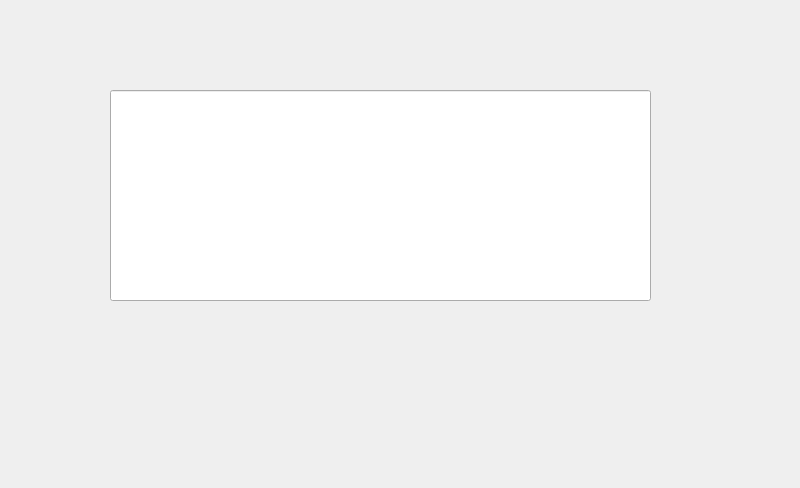
Old version of the form QtCode/AddCard/AddCard/addtext.ui in the repository Zhang-JK/Memorier.
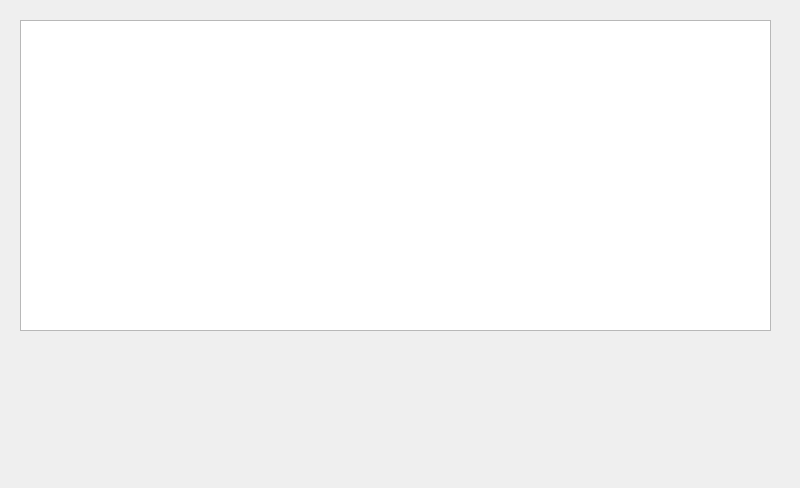
New version of the form.

```diff
--- a/QtCode/AddCard/AddCard/addtext.ui
+++ b/QtCode/AddCard/AddCard/addtext.ui
@@ -14,18 +14,15 @@
    <string>MainWindow</string>
   </property>
   <widget class="QWidget" name="centralwidget">
-   <widget class="QLineEdit" name="lineEdit">
+   <widget class="QTextEdit" name="textEdit">
     <property name="geometry">
      <rect>
-      <x>110</x>
-      <y>90</y>
-      <width>541</width>
-      <height>211</height>
+      <x>20</x>
+      <y>20</y>
+      <width>751</width>
+      <height>311</height>
      </rect>
     </property>
-    <property name="text">
-     <string/>
-    </property>
    </widget>
   </widget>
  </widget>
```
